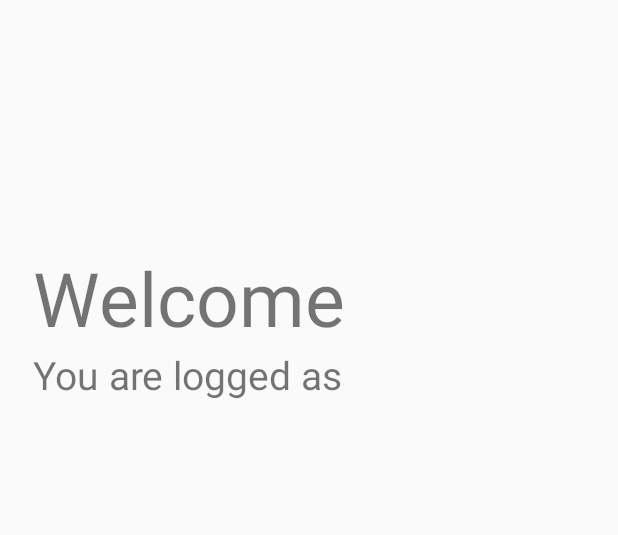
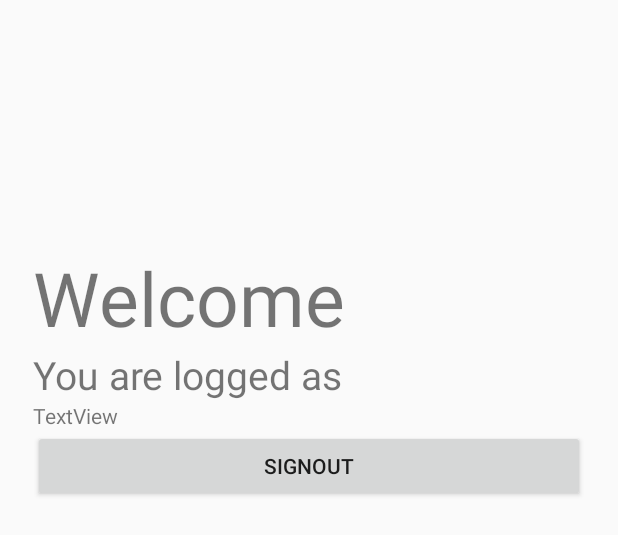
Before and after one commit to TianhaoTao/SEG2015Project, an Android app: the layout activity_welcome_page.xml on its own in the app's theme, with its tools: preview values and no code run, on a phone screen of 412 x 824 dp. Shown: the top 535 px of the screen. Run offline under Robolectric (Android 15) with nearby library versions, the phone set to English and light mode, and no system bars.

Commit message:
Final Version of Deliverable 1
Now the admin can view all users after sign in.
a sign out button is added to the welcome page
no duplicate email is allowed

```diff
--- a/app/src/main/java/com/example/tianhao/seg2105project/SignIn.java
+++ b/app/src/main/java/com/example/tianhao/seg2105project/SignIn.java
@@ -73,6 +73,8 @@ public class SignIn extends AppCompatActivity {
                             Intent intentWelcome = new Intent(getApplicationContext(), WelcomePage.class);
                             intentWelcome.putExtra("username",login.getUsername());
                             intentWelcome.putExtra("userType",login.getUserType());
+                            intentWelcome.putExtra("email",login.getEmail());
+                            intentWelcome.putExtra("password",login.getPassword());
                             startActivity(intentWelcome);
                         }else{
                             Toast.makeText(SignIn.this, "Password is Wrong", Toast.LENGTH_SHORT).show();
--- a/app/src/main/res/layout/activity_sign_in.xml
+++ b/app/src/main/res/layout/activity_sign_in.xml
@@ -50,7 +50,8 @@
             android:id="@+id/editPassword"
             android:layout_width="match_parent"
             android:layout_height="wrap_content"
-            app:errorEnabled="true">
+            app:errorEnabled="true"
+            app:passwordToggleEnabled="true">
 
             <android.support.design.widget.TextInputEditText
                 android:layout_width="match_parent"
--- a/app/src/main/res/layout/activity_sign_up.xml
+++ b/app/src/main/res/layout/activity_sign_up.xml
@@ -75,7 +75,7 @@
 
 
         <android.support.design.widget.TextInputLayout
-            android:id="@+id/editpasswordComfirm"
+            android:id="@+id/editPasswordConfirm"
             android:layout_width="match_parent"
             android:layout_height="wrap_content"
             app:errorEnabled="true"
--- a/app/src/main/res/layout/activity_welcome_page.xml
+++ b/app/src/main/res/layout/activity_welcome_page.xml
@@ -7,6 +7,7 @@
     tools:context=".WelcomePage">
 
     <LinearLayout
+        android:id="@+id/linearLayout"
         android:layout_width="368dp"
         android:layout_height="495dp"
         android:orientation="vertical"
@@ -28,5 +29,19 @@
             android:layout_height="wrap_content"
             android:text="You are logged as"
             android:textSize="26sp" />
+
+        <TextView
+            android:id="@+id/textViewUsers"
+            android:layout_width="match_parent"
+            android:layout_height="wrap_content"
+            android:text="TextView" />
+
+        <Button
+            android:id="@+id/buttonSignOut"
+            android:layout_width="match_parent"
+            android:layout_height="wrap_content"
+            android:text="SignOut" />
+
     </LinearLayout>
+
 </android.support.constraint.ConstraintLayout>
```
Also changed, not shown: app/src/main/java/com/example/tianhao/seg2105project/Login/User.java (+1 -6 lines), app/src/main/java/com/example/tianhao/seg2105project/SignUp.java (+17 -11 lines), app/src/main/java/com/example/tianhao/seg2105project/WelcomePage.java (+56 -3 lines).
